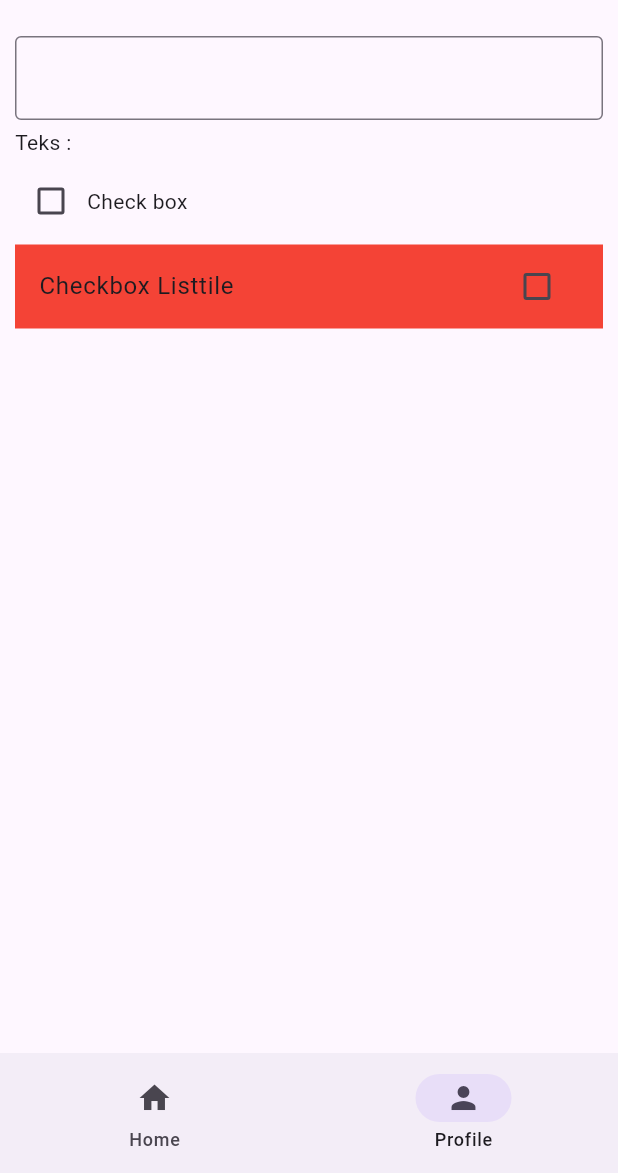
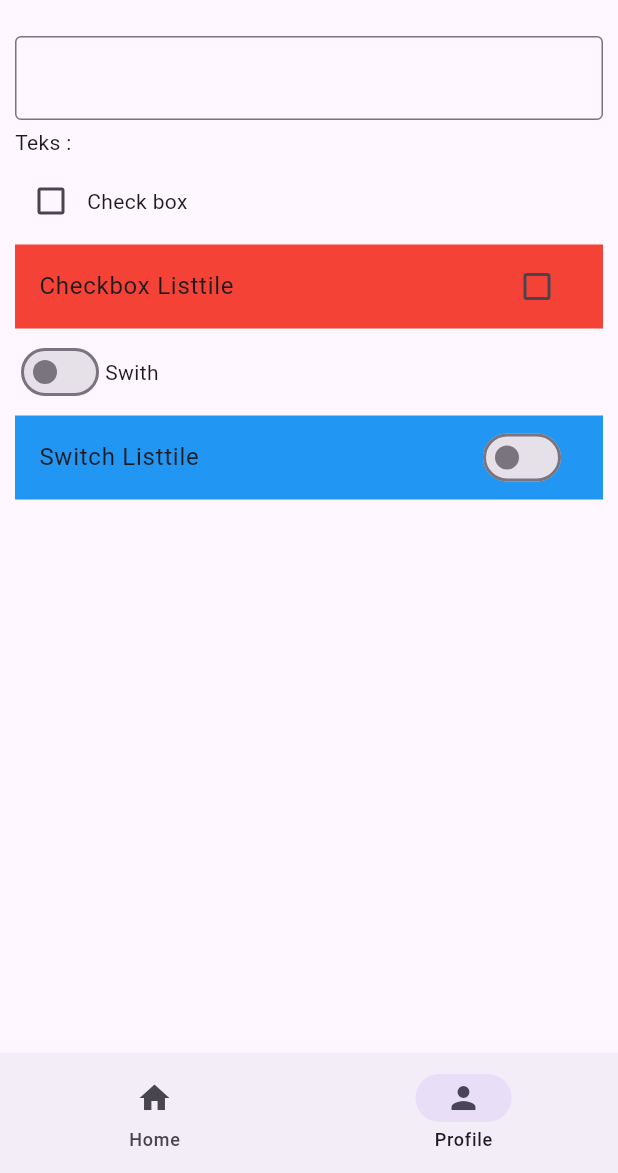
Before and after one commit to manpits/flutter, a Flutter app: the screen it shows after launch, item 2 of the bottom bar chosen, on a phone screen of 412 x 824 dp, the part 63-1236 px from its top. Run offline on Flutter 3.47's test engine with Material 3 defaults, Android fonts, the phone set to English and light mode, and no system bars.

Commit message:
024-switch-widget-1740980272

```diff
--- a/lib/views/pages/profilepage.dart
+++ b/lib/views/pages/profilepage.dart
@@ -10,6 +10,7 @@ class ProfilePage extends StatefulWidget {
 class _ProfilePageState extends State<ProfilePage> {
   TextEditingController textController = TextEditingController();
   bool? isChecked = false;
+  bool isSwithed = false;
 
   @override
   Widget build(BuildContext context) {
@@ -65,6 +66,35 @@ class _ProfilePageState extends State<ProfilePage> {
             title: const Text('Checkbox Listtile'),
             tileColor: Colors.red,
           ),
+          const SizedBox(
+            height: 5,
+          ),
+          Row(
+            children: [
+              Switch(
+                value: isSwithed,
+                onChanged: (value) {
+                  setState(() {
+                    isSwithed = value;
+                  });
+                },
+              ),
+              const Text('Swith'),
+            ],
+          ),
+          const SizedBox(
+            height: 5,
+          ),
+          SwitchListTile(
+            value: isSwithed,
+            title: const Text('Switch Listtile'),
+            tileColor: Colors.blue,
+            onChanged: (value) {
+              setState(() {
+                isSwithed = value;
+              });
+            },
+          )
         ],
       ),
     );
```
